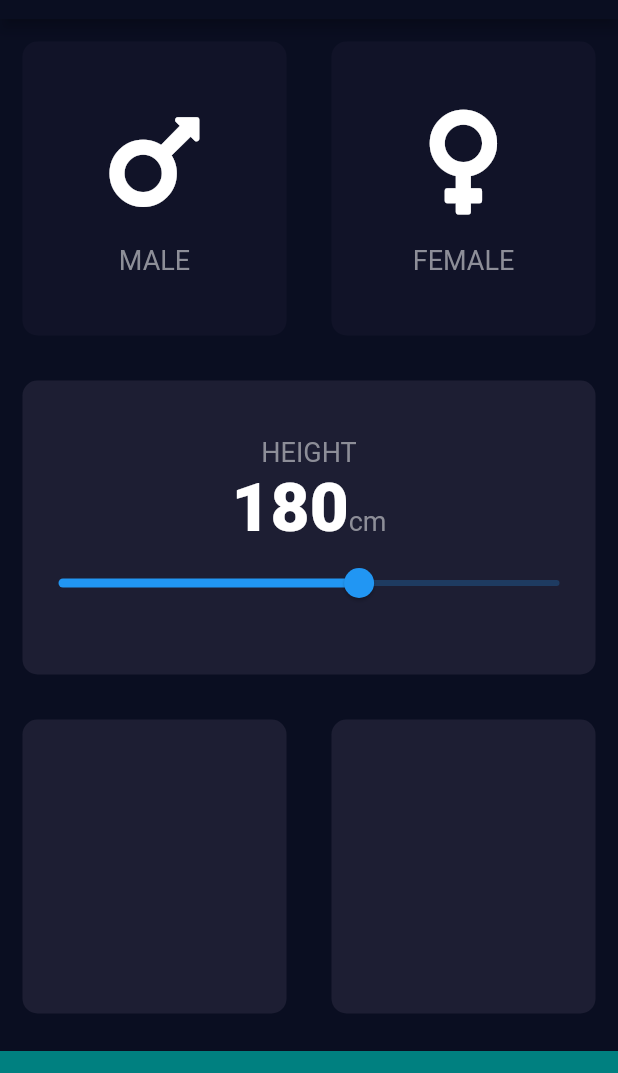
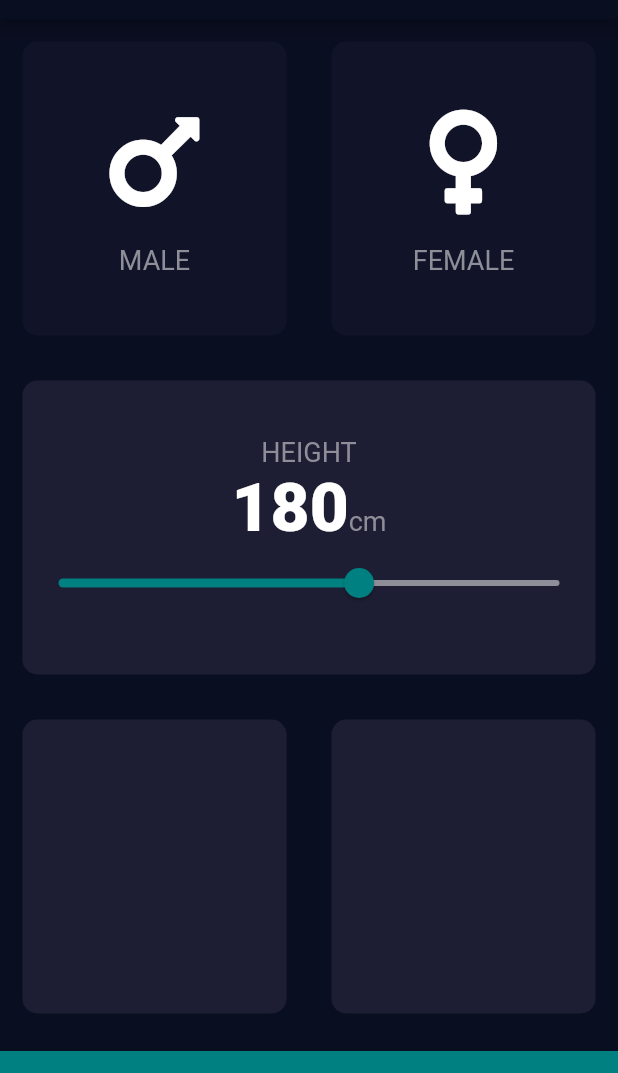
Before and after one commit to HaarshR/flutter_bmi_calculator, a Flutter app: the screen it shows after launch, on a phone screen of 412 x 824 dp, the part 65-1138 px from its top. Run offline on Flutter 3.47's test engine with Material 2 defaults, Android fonts, the phone set to English and light mode, and no system bars; our stand-ins replace font_awesome_flutter.

```diff
--- a/lib/main.dart
+++ b/lib/main.dart
@@ -10,6 +10,12 @@ class BMICalculator extends StatelessWidget {
       theme: ThemeData.dark().copyWith(
         primaryColor: Color(0xFF0A0E21),
         accentColor: Color(0xFF008080),
+        sliderTheme: SliderThemeData(
+          thumbColor: Color(0xFF008080),
+          trackHeight: 4.0,
+          activeTrackColor: Color(0xFF008080),
+          inactiveTrackColor: Color(0xFF8D8E98),
+        ),
         textTheme: TextTheme(
           body1: TextStyle(
             color: Color(0xFFFFFFFF),
```
